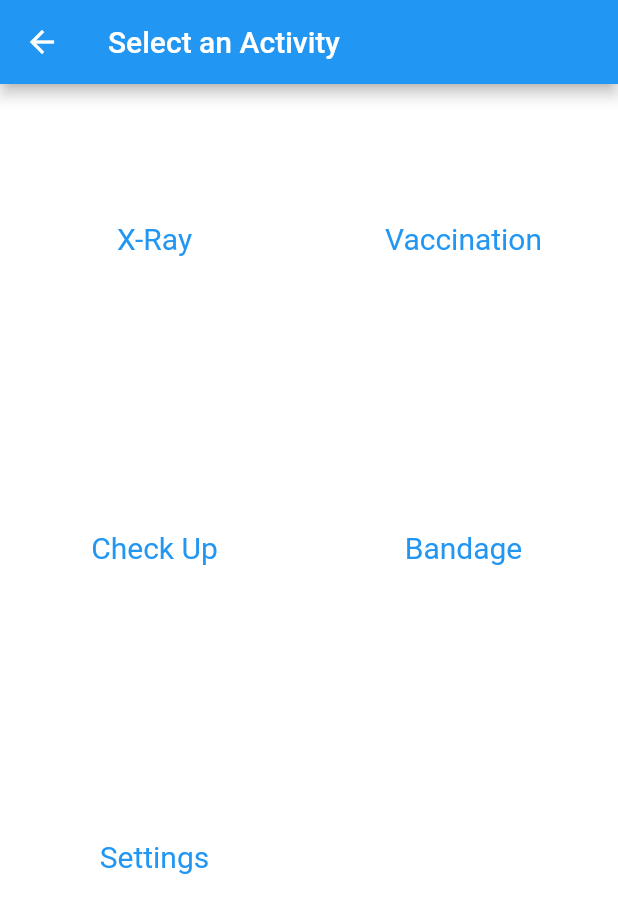
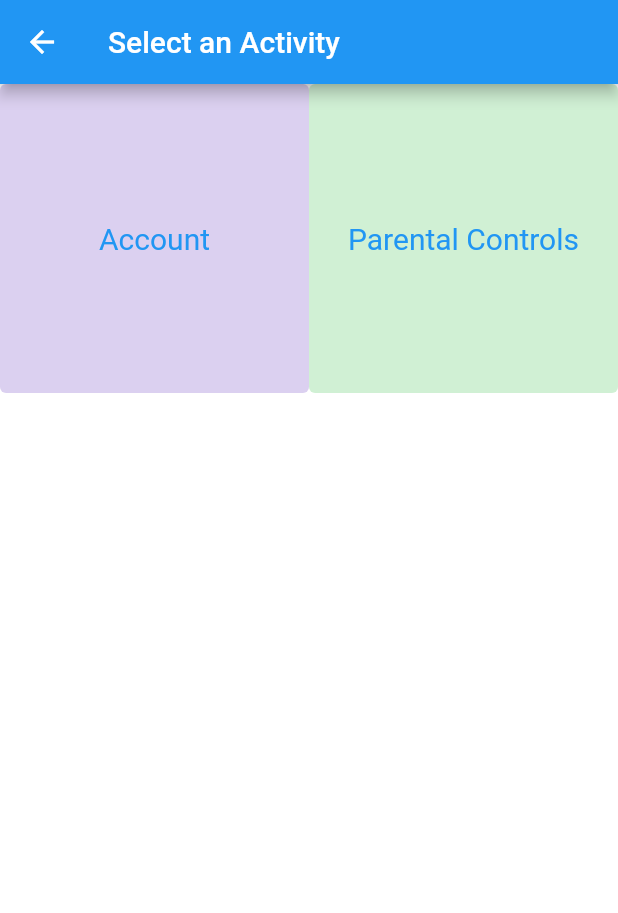
Before and after one commit to Arturius771/gdsc_hospital_game, a Flutter app: the Home screen opened directly, after a tap on "Settings", on a phone screen of 412 x 824 dp. Shown: the top 913 px of the screen. Run offline on Flutter 3.47's test engine with Material 2 defaults, Android fonts, the phone set to English and light mode, and no system bars.

Commit message:
added colours

```diff
--- a/medi_game_app/lib/main.dart
+++ b/medi_game_app/lib/main.dart
@@ -88,6 +88,17 @@ class SignIn extends StatelessWidget {
                   MaterialPageRoute(builder: (context) => const Home()));
             },
             child: const Text('Login'),
+          ),
+          const SizedBox(height: 30),
+          TextButton(
+            style: TextButton.styleFrom(
+              textStyle: const TextStyle(fontSize: 20),
+            ),
+            onPressed: () {
+              Navigator.push(context,
+                  MaterialPageRoute(builder: (context) => const Home()));
+            },
+            child: const Text('Forgot password?'),
           )
         ]));
   }
@@ -109,17 +120,20 @@ class SignUp extends StatelessWidget {
             border: UnderlineInputBorder(),
             labelText: 'Username',
           )),
+          const SizedBox(height: 30),
           TextFormField(
               decoration: const InputDecoration(
             border: UnderlineInputBorder(),
             labelText: 'Email',
           )),
+          const SizedBox(height: 30),
           TextFormField(
               obscureText: true,
               decoration: const InputDecoration(
                 border: UnderlineInputBorder(),
                 labelText: 'Password',
               )),
+          const SizedBox(height: 30),
           TextButton(
             style: TextButton.styleFrom(
               textStyle: const TextStyle(fontSize: 20),
@@ -136,6 +150,7 @@ class SignUp extends StatelessWidget {
 
 //Home Page
 //Search, Settings, Welcome Text, Account
+//Added colours to distinguish buttons
 class Home extends StatelessWidget {
   const Home({Key? key}) : super(key: key);
 
@@ -149,6 +164,7 @@ class Home extends StatelessWidget {
           children: [
             TextButton(
               style: TextButton.styleFrom(
+                backgroundColor: Color.fromARGB(64, 113, 68, 196),
                 textStyle: const TextStyle(fontSize: 20),
               ),
               onPressed: () {},
@@ -156,6 +172,7 @@ class Home extends StatelessWidget {
             ),
             TextButton(
               style: TextButton.styleFrom(
+                backgroundColor: Color.fromARGB(64, 68, 196, 85),
                 textStyle: const TextStyle(fontSize: 20),
               ),
               onPressed: () {},
@@ -163,6 +180,7 @@ class Home extends StatelessWidget {
             ),
             TextButton(
               style: TextButton.styleFrom(
+                backgroundColor: Color.fromARGB(64, 196, 177, 68),
                 textStyle: const TextStyle(fontSize: 20),
               ),
               onPressed: () {},
@@ -170,6 +188,7 @@ class Home extends StatelessWidget {
             ),
             TextButton(
               style: TextButton.styleFrom(
+                backgroundColor: Color.fromARGB(64, 196, 77, 68),
                 textStyle: const TextStyle(fontSize: 20),
               ),
               onPressed: () {},
@@ -179,10 +198,48 @@ class Home extends StatelessWidget {
               style: TextButton.styleFrom(
                 textStyle: const TextStyle(fontSize: 20),
               ),
-              onPressed: () {},
+              onPressed: () {
+                Navigator.push(context,
+                    MaterialPageRoute(builder: (context) => const Settings()));
+              },
               child: const Text('Settings'),
-            ),
+            )
           ],
         ));
   }
 }
+
+//Home Page
+//Search, Settings, Welcome Text, Account
+//Added colours to distinguish buttons
+class Settings extends StatelessWidget {
+  const Settings({Key? key}) : super(key: key);
+
+  @override
+  Widget build(BuildContext context) {
+    return Scaffold(
+        backgroundColor: Colors.white,
+        appBar: AppBar(title: const Text('Select an Activity')),
+        body: GridView.count(
+          crossAxisCount: 2,
+          children: [
+            TextButton(
+              style: TextButton.styleFrom(
+                backgroundColor: Color.fromARGB(64, 113, 68, 196),
+                textStyle: const TextStyle(fontSize: 20),
+              ),
+              onPressed: () {},
+              child: const Text('Account'),
+            ),
+            TextButton(
+              style: TextButton.styleFrom(
+                backgroundColor: Color.fromARGB(64, 68, 196, 85),
+                textStyle: const TextStyle(fontSize: 20),
+              ),
+              onPressed: () {},
+              child: const Text('Parental Controls'),
+            )
+          ],
+        ));
+  }
+}
```
